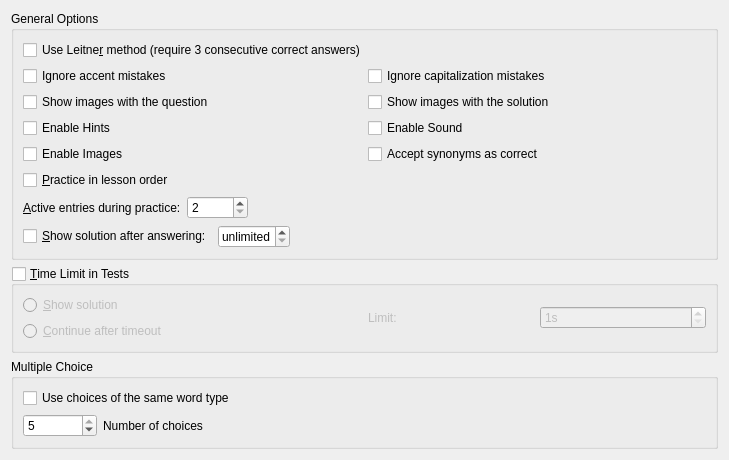
KDE/parley, file src/configure-practice/advancedpracticeoptions.ui: the form before one commit.
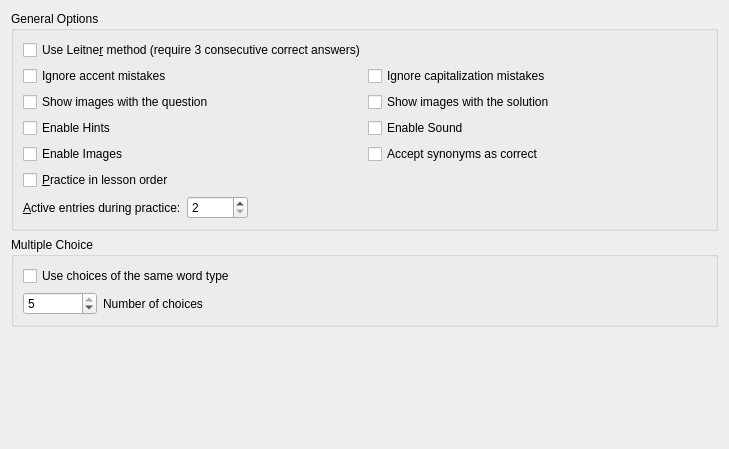
The form after the commit. Custom widgets are drawn as their Qt base class.

Commit message: remove the timeout options from the configure practice ui as they are not implemented yet

The edit to the form file:
```diff
--- a/src/configure-practice/advancedpracticeoptions.ui
+++ b/src/configure-practice/advancedpracticeoptions.ui
@@ -149,132 +149,6 @@
         </item>
        </layout>
       </item>
-      <item>
-       <layout class="QHBoxLayout">
-        <item>
-         <widget class="QCheckBox" name="kcfg_ShowSolutionAfterAnswer">
-          <property name="toolTip">
-           <string>After the answer was given the solution will be shown for this long</string>
-          </property>
-          <property name="text">
-           <string>&amp;Show solution after answering:</string>
-          </property>
-         </widget>
-        </item>
-        <item>
-         <widget class="KIntSpinBox" name="kcfg_ShowSolutionAfterAnswerTime">
-          <property name="toolTip">
-           <string>After the answer was given the solution will be shown for this long</string>
-          </property>
-          <property name="specialValueText">
-           <string>unlimited</string>
-          </property>
-          <property name="suffix">
-           <string comment="Seconds (suffix)">s</string>
-          </property>
-          <property name="minimum">
-           <number>0</number>
-          </property>
-          <property name="maximum">
-           <number>3600</number>
-          </property>
-         </widget>
-        </item>
-        <item>
-         <spacer>
-          <property name="orientation">
-           <enum>Qt::Horizontal</enum>
-          </property>
-          <property name="sizeHint" stdset="0">
-           <size>
-            <width>40</width>
-            <height>20</height>
-           </size>
-          </property>
-         </spacer>
-        </item>
-       </layout>
-      </item>
-     </layout>
-    </widget>
-   </item>
-   <item>
-    <widget class="QGroupBox" name="kcfg_PracticeTimeout">
-     <property name="toolTip">
-      <string>If a time limit is set, an answer has to have been given within the time set when practicing.</string>
-     </property>
-     <property name="title">
-      <string>&amp;Time Limit in Tests</string>
-     </property>
-     <property name="checkable">
-      <bool>true</bool>
-     </property>
-     <property name="checked">
-      <bool>false</bool>
-     </property>
-     <layout class="QGridLayout">
-      <item row="0" column="0">
-       <widget class="KButtonGroup" name="kcfg_PracticeTimeoutMode">
-        <property name="styleSheet">
-         <string notr="true">QGroupBox { border-width: 0; border-style: none; }</string>
-        </property>
-        <property name="title">
-         <string/>
-        </property>
-        <layout class="QVBoxLayout">
-         <property name="margin">
-          <number>0</number>
-         </property>
-         <item>
-          <widget class="QRadioButton" name="ShowSolutionRadio">
-           <property name="text">
-            <string>&amp;Show solution</string>
-           </property>
-          </widget>
-         </item>
-         <item>
-          <widget class="QRadioButton" name="ContinueRadio">
-           <property name="text">
-            <string>&amp;Continue after timeout</string>
-           </property>
-          </widget>
-         </item>
-        </layout>
-       </widget>
-      </item>
-      <item row="0" column="1">
-       <layout class="QHBoxLayout">
-        <item>
-         <widget class="QLabel" name="label_mqtime">
-          <property name="text">
-           <string>Limit:</string>
-          </property>
-          <property name="buddy">
-           <cstring>kcfg_PracticeTimeoutTimePerAnswer</cstring>
-          </property>
-         </widget>
-        </item>
-        <item>
-         <widget class="KIntSpinBox" name="kcfg_PracticeTimeoutTimePerAnswer">
-          <property name="toolTip">
-           <string>Set the maximum time allowed per answer.</string>
-          </property>
-          <property name="whatsThis">
-           <string>Set here the maximum time you want to allow per answer.</string>
-          </property>
-          <property name="suffix">
-           <string comment="Seconds (suffix)">s</string>
-          </property>
-          <property name="minimum">
-           <number>1</number>
-          </property>
-          <property name="maximum">
-           <number>6000</number>
-          </property>
-         </widget>
-        </item>
-       </layout>
-      </item>
      </layout>
     </widget>
    </item>
@@ -350,12 +224,6 @@
    <extends>QSpinBox</extends>
    <header>knuminput.h</header>
   </customwidget>
-  <customwidget>
-   <class>KButtonGroup</class>
-   <extends>QGroupBox</extends>
-   <header>kbuttongroup.h</header>
-   <container>1</container>
-  </customwidget>
  </customwidgets>
  <tabstops>
   <tabstop>kcfg_AltLearn</tabstop>
```
Left out of the diff: 4 changed lines with no effect on the pictures. Lines whose indentation alone changed are shown as unchanged. The commit also changes 1 other file.
